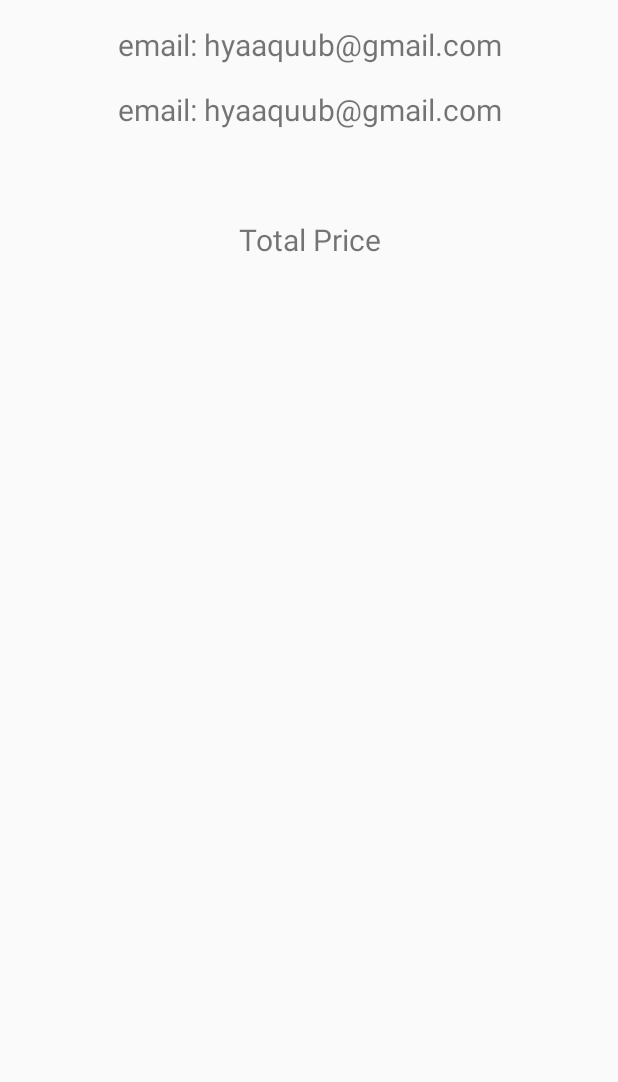
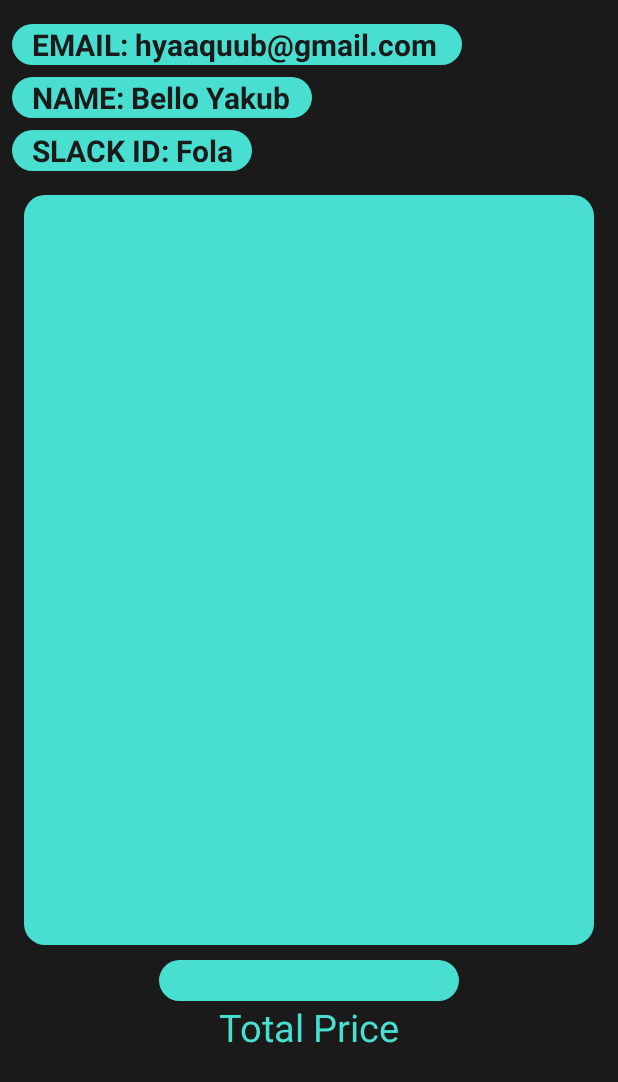
Before and after one commit to whyhay01/Groceries-List-Task3, an Android app: the Checkout_page screen opened directly, with no data from a screen before it, on a phone screen of 412 x 824 dp. Shown: the top 1082 px of the screen. Run offline under Robolectric (Android 15) with nearby library versions, the phone set to English and light mode, and no system bars.

Commit message:
Done with second layout

```diff
--- a/app/src/main/java/com/example/grocerieslist/Checkout_page.java
+++ b/app/src/main/java/com/example/grocerieslist/Checkout_page.java
@@ -3,12 +3,18 @@ package com.example.grocerieslist;
 import androidx.appcompat.app.AppCompatActivity;
 
 import android.os.Bundle;
+import android.widget.ListView;
+import android.widget.TextView;
 
 public class Checkout_page extends AppCompatActivity {
+    ListView listView;
+    TextView mTextview;
 
     @Override
     protected void onCreate(Bundle savedInstanceState) {
         super.onCreate(savedInstanceState);
         setContentView(R.layout.activity_checkout_page);
+        listView = findViewById(R.id.list_view);
+        mTextview = findViewById(R.id.txt_total);
     }
 }
--- a/app/src/main/res/layout/activity_checkout_page.xml
+++ b/app/src/main/res/layout/activity_checkout_page.xml
@@ -5,45 +5,73 @@
     android:layout_width="match_parent"
     android:layout_height="match_parent"
     android:orientation="vertical"
+    android:background="@color/text_color"
     tools:context=".Checkout_page">
     <TextView
+        android:layout_width="300dp"
+        android:layout_height="wrap_content"
+        android:text="@string/temail_hyaaquub_gmail_com"
+        android:background="@drawable/background_primary"
+        android:textColor="@color/text_color"
+        android:textSize="20sp"
+        android:textStyle="bold"
+        android:layout_marginTop="16dp"
+        android:layout_marginRight="8dp"
+        android:layout_marginLeft="8dp"/>
+    <TextView
+        android:layout_width="200dp"
+        android:layout_height="wrap_content"
+        android:text="@string/tname_bello_yakub"
+        android:textStyle="bold"
+        android:background="@drawable/background_primary"
+        android:textColor="@color/text_color"
+        android:textSize="20sp"
+        android:layout_marginTop="8dp"
+        android:layout_marginRight="8dp"
+        android:layout_marginLeft="8dp"/>
+    <TextView
+        android:layout_width="160dp"
+        android:layout_height="wrap_content"
+        android:text="@string/tslack_id_fola"
+        android:textStyle="bold"
+        android:background="@drawable/background_primary"
+        android:textColor="@color/text_color"
+        android:textSize="20sp"
+        android:layout_marginTop="8dp"
+        android:layout_marginRight="8dp"
+        android:layout_marginLeft="8dp"/>
+
+    <ListView
+        android:id="@+id/list_view"
         android:layout_width="match_parent"
+        android:background="@drawable/background_primary"
+        android:layout_height="500dp"
+        android:layout_marginTop="16dp"
+        android:layout_marginRight="16dp"
+        android:layout_marginLeft="16dp" />
+
+
+    <TextView
+        android:id="@+id/txt_total"
+        android:layout_width="200dp"
         android:layout_height="wrap_content"
-        android:text="email: hyaaquub@gmail.com"
+        android:textAlignment="center"
+        android:layout_gravity="center"
+        android:background="@drawable/background_primary"
+        android:textColor="@color/text_color"
         android:textSize="20sp"
-        android:textAlignment="center"
-        android:layout_marginTop="16dp"
+        android:layout_marginTop="10dp"
         android:layout_marginRight="8dp"
         android:layout_marginLeft="8dp"/>
 
     <TextView
         android:layout_width="match_parent"
         android:layout_height="wrap_content"
-        android:text="email: hyaaquub@gmail.com"
+        android:text="@string/total_price"
         android:textAlignment="center"
-        android:textSize="20sp"
-        android:layout_marginTop="16dp"
-        android:layout_marginRight="8dp"
-        android:layout_marginLeft="8dp"/>
-
-
-
-    <TextView
-        android:layout_width="match_parent"
-        android:layout_height="wrap_content"
-        android:textAlignment="center"
-        android:textSize="20sp"
-        android:layout_marginTop="16dp"
-        android:layout_marginRight="8dp"
-        android:layout_marginLeft="8dp"/>
-
-    <TextView
-        android:layout_width="match_parent"
-        android:layout_height="wrap_content"
-        android:text="Total Price"
-        android:textAlignment="center"
-        android:textSize="20dp"
-        android:layout_marginTop="16dp"
+        android:textColor="#49DFD0"
+        android:textSize="25sp"
+        android:layout_marginBottom="8dp"
         android:layout_marginRight="8dp"
         android:layout_marginLeft="8dp"/>
 
--- a/app/src/main/res/values/strings.xml
+++ b/app/src/main/res/values/strings.xml
@@ -1,3 +1,7 @@
 <resources>
     <string name="app_name">Groceries list</string>
+    <string name="total_price">Total Price</string>
+    <string name="tslack_id_fola">\tSLACK ID: Fola</string>
+    <string name="tname_bello_yakub">\tNAME: Bello Yakub</string>
+    <string name="temail_hyaaquub_gmail_com">\tEMAIL: hyaaquub@gmail.com</string>
 </resources>
```
